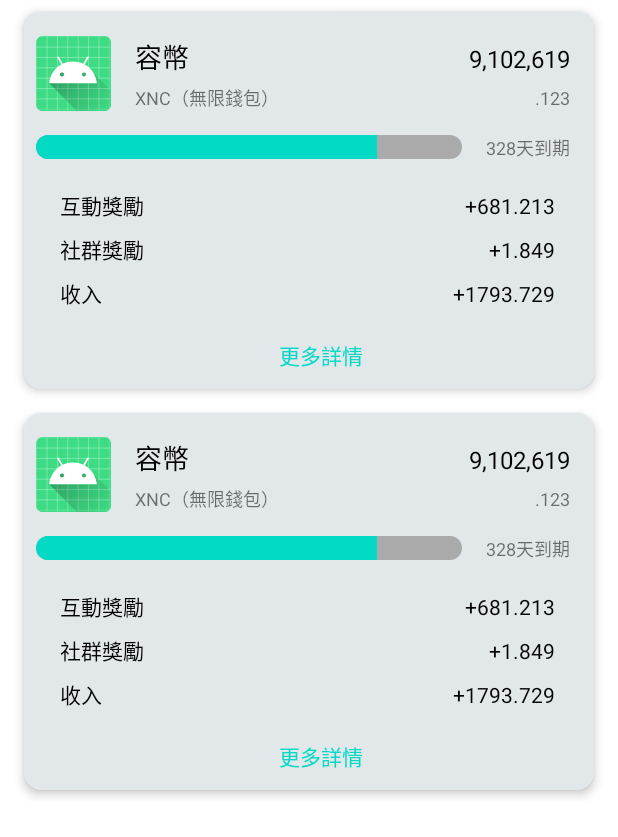
After one commit to DavidHsiao/SwiperExamDemo, an Android app: the layout fragment_wallet_pager_coin.xml on its own in the app's theme, with its tools: preview values and no code run, on a phone screen of 412 x 824 dp. The commit adds this screen. Shown: the top 837 px of the screen. Run offline under Robolectric (Android 15) with nearby library versions, the phone set to English and light mode, and no system bars.

Commit message:
* 加入Pager的第一個畫面

```diff
--- a/app/src/main/AndroidManifest.xml
+++ b/app/src/main/AndroidManifest.xml
@@ -11,6 +11,7 @@
             android:theme="@style/AppTheme">
         <activity
                 android:name=".MainActivity"
+                android:screenOrientation="portrait"
                 android:theme="@style/AppTheme.NoActionBar">
 
             <intent-filter>
--- /dev/null
+++ b/app/src/main/java/android/example/com/swiperexamdemo/wallet/WalletViewModel.kt
@@ -0,0 +1,6 @@
+package android.example.com.swiperexamdemo.wallet
+
+import androidx.lifecycle.ViewModel
+
+class WalletViewModel : ViewModel() {
+}
--- /dev/null
+++ b/app/src/main/res/drawable/bg_grey_radius_4.xml
@@ -0,0 +1,9 @@
+<?xml version="1.0" encoding="utf-8"?>
+<layer-list xmlns:android="http://schemas.android.com/apk/res/android">
+    <item android:id="@+id/radius_8">
+        <shape android:shape="rectangle">
+            <solid android:color="@color/pale_blue" />
+            <corners android:radius="4dp" />
+        </shape>
+    </item>
+</layer-list>
--- /dev/null
+++ b/app/src/main/res/drawable/bg_progress_bar_horizontal.xml
@@ -0,0 +1,20 @@
+<?xml version="1.0" encoding="utf-8"?>
+<layer-list xmlns:android="http://schemas.android.com/apk/res/android">
+    <item android:id="@android:id/background">
+        <shape>
+            <corners android:radius="10dp" />
+            <solid android:color="@android:color/darker_gray" />
+        </shape>
+    </item>
+
+    <item android:id="@android:id/progress">
+        <clip>
+            <shape>
+                <corners android:radius="10dp" />
+                <solid android:color="@color/primaryColor" />
+            </shape>
+        </clip>
+        <color android:color="@color/pale_blue" />
+    </item>
+
+</layer-list>
--- /dev/null
+++ b/app/src/main/res/layout/fragment_wallet_pager_coin.xml
@@ -0,0 +1,33 @@
+<?xml version="1.0" encoding="utf-8"?>
+<layout xmlns:android="http://schemas.android.com/apk/res/android"
+        xmlns:app="http://schemas.android.com/apk/res-auto"
+        xmlns:tools="http://schemas.android.com/tools">
+
+    <data>
+        <variable
+                name="viewModel"
+                type="android.example.com.swiperexamdemo.wallet.subFragment.WalletPagerFragment" />
+    </data>
+
+    <androidx.constraintlayout.widget.ConstraintLayout
+            android:layout_width="match_parent"
+            android:layout_height="match_parent"
+            tools:context="android.example.com.swiperexamdemo.MainActivity">
+
+        <androidx.recyclerview.widget.RecyclerView
+                android:id="@+id/recycler_view"
+                android:layout_width="match_parent"
+                android:layout_height="match_parent"
+                app:layoutManager="androidx.recyclerview.widget.LinearLayoutManager"
+
+                tools:itemCount="2"
+                tools:listitem="@layout/view_item_coin"
+                app:layout_constraintStart_toStartOf="parent"
+                app:layout_constraintTop_toTopOf="parent"
+                app:layout_constraintEnd_toEndOf="parent"
+                app:layout_constraintBottom_toBottomOf="parent" />
+
+    </androidx.constraintlayout.widget.ConstraintLayout>
+
+<!--    app:listData="@{viewModel.data}"-->
+</layout>
--- /dev/null
+++ b/app/src/main/res/layout/view_item_coin.xml
@@ -0,0 +1,214 @@
+<?xml version="1.0" encoding="utf-8"?>
+<layout xmlns:android="http://schemas.android.com/apk/res/android"
+        xmlns:app="http://schemas.android.com/apk/res-auto"
+        xmlns:tools="http://schemas.android.com/tools">
+
+    <data>
+
+        <variable
+                name="data"
+                type="android.example.com.swiperexamdemo.data.Reward" />
+    </data>
+
+    <LinearLayout
+            android:layout_width="match_parent"
+            android:layout_height="wrap_content">
+
+        <com.google.android.material.card.MaterialCardView
+                android:layout_width="match_parent"
+                android:layout_height="match_parent"
+                android:layout_marginStart="16dp"
+                android:layout_marginTop="8dp"
+                android:layout_marginEnd="16dp"
+                android:layout_marginBottom="8dp"
+                app:cardCornerRadius="12dp"
+                app:cardElevation="4dp">
+
+            <androidx.constraintlayout.widget.ConstraintLayout
+                    android:layout_width="match_parent"
+                    android:layout_height="match_parent"
+                    android:background="?attr/selectableItemBackground"
+                    android:paddingBottom="12dp"
+                    tools:background="@color/pale_blue">
+
+                <androidx.appcompat.widget.AppCompatImageView
+                        android:id="@+id/icon"
+                        android:layout_width="50dp"
+                        android:layout_height="50dp"
+                        android:layout_marginStart="8dp"
+                        android:layout_marginTop="16dp"
+                        android:scaleType="fitXY"
+                        android:src="@mipmap/ic_launcher"
+                        app:layout_constraintStart_toStartOf="parent"
+                        app:layout_constraintTop_toTopOf="parent" />
+
+                <com.google.android.material.textview.MaterialTextView
+                        android:id="@+id/coin_name"
+                        android:layout_width="wrap_content"
+                        android:layout_height="wrap_content"
+                        android:layout_marginStart="16dp"
+                        android:text="容幣"
+                        android:textColor="@color/black"
+                        android:textSize="18dp"
+                        app:layout_constraintStart_toEndOf="@+id/icon"
+                        app:layout_constraintTop_toTopOf="@+id/icon" />
+
+                <com.google.android.material.textview.MaterialTextView
+                        android:id="@+id/coin"
+                        android:layout_width="wrap_content"
+                        android:layout_height="wrap_content"
+                        android:layout_marginStart="16dp"
+                        android:text="XNC（無限錢包）"
+                        android:textSize="12dp"
+                        app:layout_constraintBottom_toBottomOf="@+id/icon"
+                        app:layout_constraintStart_toEndOf="@+id/icon" />
+
+                <com.google.android.material.textview.MaterialTextView
+                        android:id="@+id/mtv_coin_num"
+                        android:layout_width="wrap_content"
+                        android:layout_height="wrap_content"
+                        android:layout_marginStart="16dp"
+                        android:layout_marginEnd="16dp"
+                        android:text="9,102,619"
+                        android:textColor="@color/black"
+                        android:textSize="16dp"
+                        app:layout_constraintBaseline_toBaselineOf="@+id/coin_name"
+                        app:layout_constraintEnd_toEndOf="parent" />
+
+                <com.google.android.material.textview.MaterialTextView
+                        android:id="@+id/mtv_xnc_num"
+                        android:layout_width="wrap_content"
+                        android:layout_height="wrap_content"
+                        android:layout_marginStart="16dp"
+                        android:layout_marginEnd="16dp"
+                        android:text=".123"
+                        android:textSize="12dp"
+                        app:layout_constraintBaseline_toBaselineOf="@+id/coin"
+                        app:layout_constraintEnd_toEndOf="parent" />
+
+                <androidx.core.widget.ContentLoadingProgressBar
+                        android:id="@+id/progress_bar"
+                        style="?android:attr/progressBarStyleHorizontal"
+                        android:layout_width="0dp"
+                        android:layout_height="wrap_content"
+                        android:layout_marginTop="16dp"
+                        android:layout_marginEnd="16dp"
+                        android:indeterminate="false"
+                        android:progressDrawable="@drawable/bg_progress_bar_horizontal"
+                        android:max="100"
+                        android:progress="80"
+                        app:layout_constraintEnd_toStartOf="@+id/progress_text"
+                        app:layout_constraintStart_toStartOf="@+id/icon"
+                        app:layout_constraintTop_toBottomOf="@+id/icon" />
+
+                <com.google.android.material.textview.MaterialTextView
+                        android:id="@+id/progress_text"
+                        android:layout_width="wrap_content"
+                        android:layout_height="wrap_content"
+                        android:layout_marginStart="16dp"
+                        android:layout_marginEnd="16dp"
+                        android:text="328天到期"
+                        android:textSize="12dp"
+                        app:layout_constraintBottom_toBottomOf="@+id/progress_bar"
+                        app:layout_constraintEnd_toEndOf="parent"
+                        app:layout_constraintTop_toTopOf="@+id/progress_bar" />
+
+                <View
+                        android:id="@+id/form_bg"
+                        android:layout_width="0dp"
+                        android:layout_height="0dp"
+                        android:layout_marginTop="12dp"
+                        android:background="@drawable/bg_grey_radius_4"
+                        app:layout_constraintBottom_toBottomOf="@+id/reward3_title"
+                        app:layout_constraintEnd_toEndOf="@+id/mtv_coin_num"
+                        app:layout_constraintStart_toStartOf="@+id/icon"
+                        app:layout_constraintTop_toBottomOf="@+id/progress_bar" />
+
+                <com.google.android.material.textview.MaterialTextView
+                        android:id="@+id/reward1_title"
+                        android:layout_width="wrap_content"
+                        android:layout_height="wrap_content"
+                        android:layout_marginStart="16dp"
+                        android:layout_marginTop="20dp"
+                        android:text="互動獎勵"
+                        android:textColor="@color/black"
+                        android:textSize="14dp"
+                        app:layout_constraintStart_toStartOf="@+id/icon"
+                        app:layout_constraintTop_toBottomOf="@+id/progress_bar" />
+
+                <com.google.android.material.textview.MaterialTextView
+                        android:id="@+id/reward1_value"
+                        android:layout_width="wrap_content"
+                        android:layout_height="wrap_content"
+                        android:layout_marginStart="16dp"
+                        android:layout_marginEnd="26dp"
+                        android:text="+681.213"
+                        android:textColor="@color/black"
+                        android:textSize="14dp"
+                        app:layout_constraintBaseline_toBaselineOf="@+id/reward1_title"
+                        app:layout_constraintEnd_toEndOf="parent" />
+
+                <com.google.android.material.textview.MaterialTextView
+                        android:id="@+id/reward2_title"
+                        android:layout_width="wrap_content"
+                        android:layout_height="wrap_content"
+                        android:layout_marginStart="16dp"
+                        android:layout_marginTop="8dp"
+                        android:text="社群獎勵"
+                        android:textColor="@color/black"
+                        android:textSize="14dp"
+                        app:layout_constraintStart_toStartOf="@+id/icon"
+                        app:layout_constraintTop_toBottomOf="@+id/reward1_title" />
+
+                <com.google.android.material.textview.MaterialTextView
+                        android:id="@+id/reward2_value"
+                        android:layout_width="wrap_content"
+                        android:layout_height="wrap_content"
+                        android:layout_marginStart="16dp"
+                        android:text="+1.849"
+                        android:textColor="@color/black"
+                        android:textSize="14dp"
+                        app:layout_constraintBaseline_toBaselineOf="@+id/reward2_title"
+                        app:layout_constraintEnd_toEndOf="@+id/reward1_value" />
+
+                <com.google.android.material.textview.MaterialTextView
+                        android:id="@+id/reward3_title"
+                        android:layout_width="wrap_content"
+                        android:layout_height="wrap_content"
+                        android:layout_marginStart="16dp"
+                        android:layout_marginTop="8dp"
+                        android:paddingBottom="8dp"
+                        android:text="收入"
+                        android:textColor="@color/black"
+                        android:textSize="14dp"
+                        app:layout_constraintStart_toStartOf="@+id/icon"
+                        app:layout_constraintTop_toBottomOf="@+id/reward2_title" />
+
+                <com.google.android.material.textview.MaterialTextView
+                        android:id="@+id/reward3_value"
+                        android:layout_width="wrap_content"
+                        android:layout_height="wrap_content"
+                        android:layout_marginStart="16dp"
+                        android:text="+1793.729"
+                        android:textColor="@color/black"
+                        android:textSize="14dp"
+                        app:layout_constraintBaseline_toBaselineOf="@+id/reward3_title"
+                        app:layout_constraintEnd_toEndOf="@+id/reward1_value" />
+
+                <com.google.android.material.textview.MaterialTextView
+                        android:id="@+id/more_detail"
+                        android:layout_width="wrap_content"
+                        android:layout_height="wrap_content"
+                        android:layout_marginStart="16dp"
+                        android:layout_marginTop="12dp"
+                        android:text="更多詳情"
+                        android:textColor="@color/primaryColor"
+                        app:layout_constraintBottom_toBottomOf="parent"
+                        app:layout_constraintEnd_toEndOf="parent"
+                        app:layout_constraintStart_toStartOf="parent"
+                        app:layout_constraintTop_toBottomOf="@+id/form_bg" />
+
+            </androidx.constraintlayout.widget.ConstraintLayout>
+        </com.google.android.material.card.MaterialCardView>
+    </LinearLayout>
+</layout>
--- a/app/src/main/res/navigation/nav_graph.xml
+++ b/app/src/main/res/navigation/nav_graph.xml
@@ -24,4 +24,8 @@
             android:id="@+id/swipeFragment"
             android:name="android.example.com.swiperexamdemo.swipe.SwipeFragment"
             android:label="SwipeFragment" />
+    <fragment
+            android:id="@+id/walletPagerFragment"
+            android:name="android.example.com.swiperexamdemo.wallet.subFragment.WalletPagerFragment"
+            android:label="WalletPagerFragment" />
 </navigation>
--- a/app/src/main/res/values/themes.xml
+++ b/app/src/main/res/values/themes.xml
@@ -42,6 +42,11 @@
         <item name="android:textColor">@color/black</item>
     </style>
 
+    <style name="ProgressBarHorizontal" parent="@style/Widget.AppCompat.ProgressBar.Horizontal">
+        <item name="android:progressDrawable">@drawable/bg_progress_bar_horizontal</item>
+        <item name="android:indeterminate">false</item>
+    </style>
+
 
 
 </resources>
```
Also changed, not shown: app/build.gradle (+13 -0 lines), app/src/main/java/android/example/com/swiperexamdemo/BindingAdapters.kt (added, +9 -0 lines), app/src/main/java/android/example/com/swiperexamdemo/data/WalletEntity.kt (added, +24 -0 lines), app/src/main/java/android/example/com/swiperexamdemo/wallet/WalletFragment.kt (+19 -2 lines), app/src/main/java/android/example/com/swiperexamdemo/wallet/WalletFragmentPagerAdapter.kt (added, +15 -0 lines), app/src/main/java/android/example/com/swiperexamdemo/wallet/WalletViewModelFactory.kt (added, +14 -0 lines), app/src/main/java/android/example/com/swiperexamdemo/wallet/subFragment/WalletPagerAdapter.kt (added, +96 -0 lines), app/src/main/java/android/example/com/swiperexamdemo/wallet/subFragment/WalletPagerFragment.kt (added, +41 -0 lines), app/src/main/res/layout/fragment_wallet.xml (+33 -24 lines).
